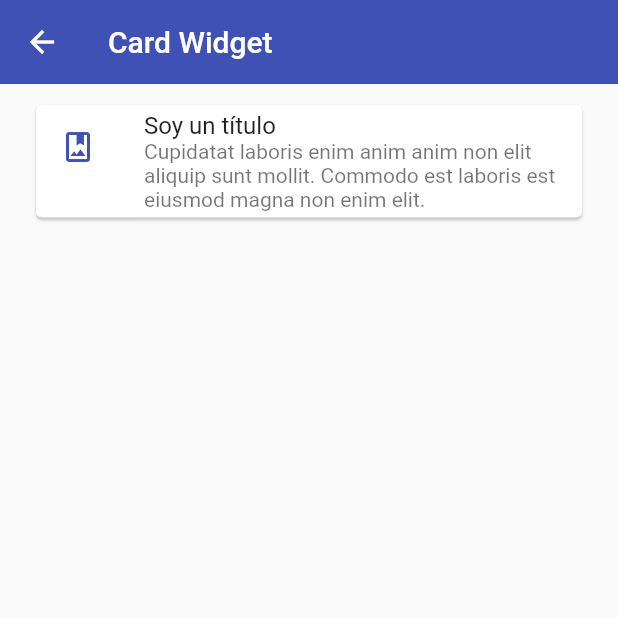
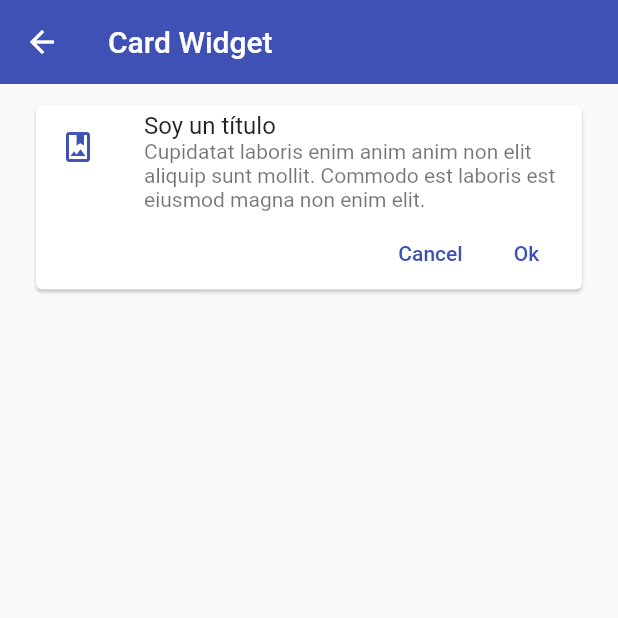
Before and after one commit to mgoldp/Componentes-Flutter, a Flutter app: the CardScreen screen opened by its route, on a phone screen of 412 x 824 dp, the top half of it. Run offline on Flutter 3.47's test engine with Material 2 defaults, Android fonts, the phone set to English and light mode, and no system bars.

Commit message:
Centralizar los widgets persoanlizados

```diff
--- a/lib/screens/card_screen.dart
+++ b/lib/screens/card_screen.dart
@@ -1,4 +1,4 @@
-import 'package:fl_components/theme/app_theme.dart';
+import 'package:fl_components/widgets/widgets.dart';
 import 'package:flutter/material.dart';
 
 class CardScreen extends StatelessWidget {
@@ -12,19 +12,7 @@ class CardScreen extends StatelessWidget {
         ),
         body: ListView(
           padding: const EdgeInsets.symmetric(horizontal: 20, vertical: 10),
-          children: [
-            Card(
-              child: Column(children: const [
-                ListTile(
-                  leading:
-                      Icon(Icons.photo_album_outlined, color: AppTheme.primary),
-                  title: Text('Soy un título'),
-                  subtitle: Text(
-                      'Cupidatat laboris enim anim anim non elit aliquip sunt mollit. Commodo est laboris est eiusmod magna non enim elit.'),
-                )
-              ]),
-            )
-          ],
+          children: const [CustomCardType1()],
         ));
   }
 }
--- a/lib/theme/app_theme.dart
+++ b/lib/theme/app_theme.dart
@@ -11,5 +11,11 @@ class AppTheme {
     appBarTheme: const AppBarTheme(
       color: primary,
       elevation: 0,
-      ));
+    ),
+
+    //TextButton Theme
+    textButtonTheme: TextButtonThemeData(
+      style: TextButton.styleFrom(primary: primary),
+    ),
+  );
 }
--- /dev/null
+++ b/lib/widgets/custom_card_type_1.dart
@@ -0,0 +1,38 @@
+import 'package:fl_components/theme/app_theme.dart';
+import 'package:flutter/material.dart';
+
+class CustomCardType1 extends StatelessWidget {
+  const CustomCardType1({
+    Key? key,
+  }) : super(key: key);
+
+  @override
+  Widget build(BuildContext context) {
+    return Card(
+      child: Column(children: [
+        const ListTile(
+          leading: Icon(Icons.photo_album_outlined, color: AppTheme.primary),
+          title: Text('Soy un título'),
+          subtitle: Text(
+              'Cupidatat laboris enim anim anim non elit aliquip sunt mollit. Commodo est laboris est eiusmod magna non enim elit.'),
+        ),
+        Padding(
+          padding: const EdgeInsets.only(right: 5.0),
+          child: Row(
+            mainAxisAlignment: MainAxisAlignment.end,
+            children: [
+              TextButton(
+                onPressed: () {},
+                child: const Text('Cancel'),
+              ),
+              TextButton(
+                onPressed: () {},
+                child: const Text('Ok'),
+              ),
+            ],
+          ),
+        ),
+      ]),
+    );
+  }
+}
--- /dev/null
+++ b/lib/widgets/widgets.dart
@@ -0,0 +1 @@
+export 'package:fl_components/widgets/custom_card_type_1.dart';
```
Lines whose indentation alone changed are shown as unchanged.
